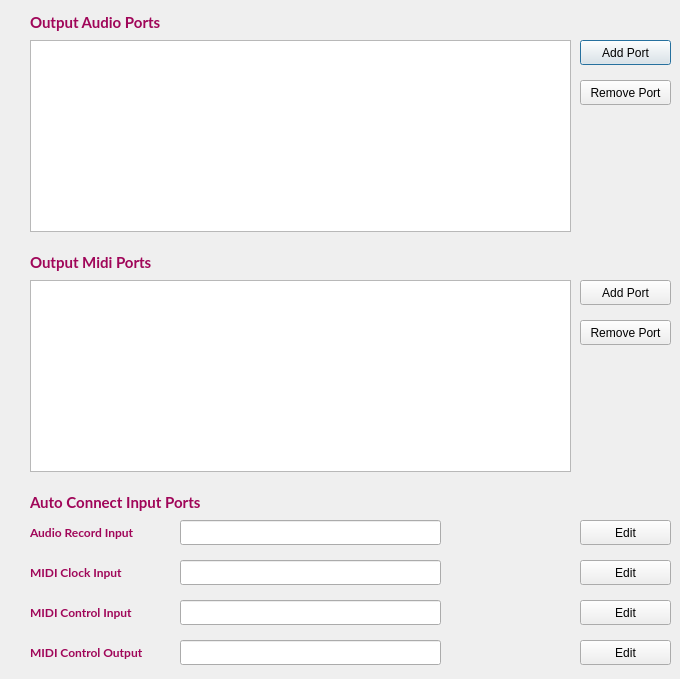
Before: the Qt Designer form superboucle/port_manager_ui.ui in Vampouille/superboucle, drawn with Qt 5.
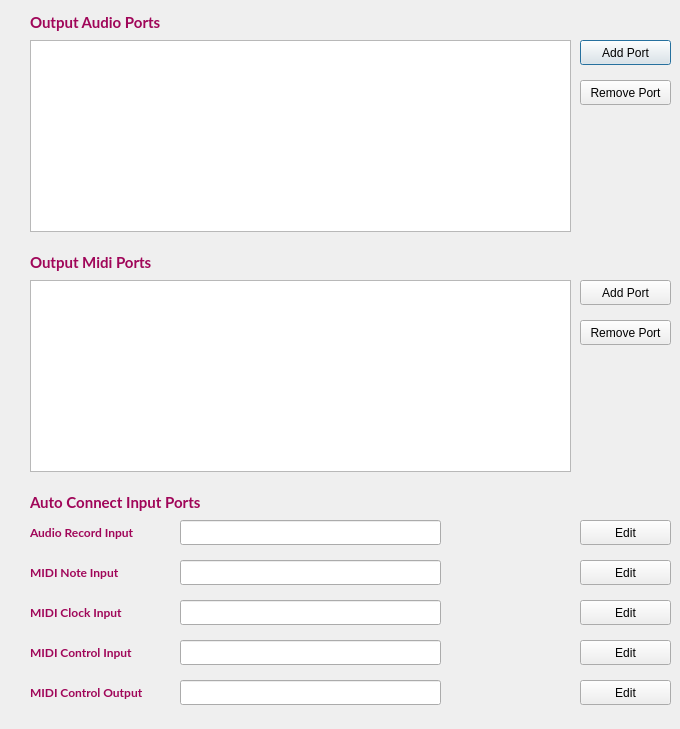
After: the same form once the commit is applied.

Commit message: feat: midi record

```diff
--- a/superboucle/port_manager_ui.ui
+++ b/superboucle/port_manager_ui.ui
@@ -7,7 +7,7 @@
     <x>0</x>
     <y>0</y>
     <width>680</width>
-    <height>679</height>
+    <height>729</height>
    </rect>
   </property>
   <property name="windowTitle">
@@ -173,7 +173,7 @@
    <property name="geometry">
     <rect>
      <x>30</x>
-     <y>600</y>
+     <y>640</y>
      <width>141</width>
      <height>25</height>
     </rect>
@@ -211,7 +211,7 @@
    <property name="geometry">
     <rect>
      <x>30</x>
-     <y>560</y>
+     <y>600</y>
      <width>141</width>
      <height>25</height>
     </rect>
@@ -239,7 +239,7 @@
    <property name="geometry">
     <rect>
      <x>180</x>
-     <y>560</y>
+     <y>600</y>
      <width>261</width>
      <height>25</height>
     </rect>
@@ -277,7 +277,7 @@
    <property name="geometry">
     <rect>
      <x>180</x>
-     <y>600</y>
+     <y>640</y>
      <width>261</width>
      <height>25</height>
     </rect>
@@ -300,7 +300,7 @@
    <property name="geometry">
     <rect>
      <x>580</x>
-     <y>560</y>
+     <y>600</y>
      <width>91</width>
      <height>25</height>
     </rect>
@@ -313,7 +313,7 @@
    <property name="geometry">
     <rect>
      <x>580</x>
-     <y>600</y>
+     <y>640</y>
      <width>91</width>
      <height>25</height>
     </rect>
@@ -326,7 +326,7 @@
    <property name="geometry">
     <rect>
      <x>180</x>
-     <y>640</y>
+     <y>680</y>
      <width>261</width>
      <height>25</height>
     </rect>
@@ -336,7 +336,7 @@
    <property name="geometry">
     <rect>
      <x>30</x>
-     <y>640</y>
+     <y>680</y>
      <width>141</width>
      <height>25</height>
     </rect>
@@ -364,7 +364,7 @@
    <property name="geometry">
     <rect>
      <x>580</x>
-     <y>640</y>
+     <y>680</y>
      <width>91</width>
      <height>25</height>
     </rect>
@@ -405,7 +405,7 @@
    <property name="geometry">
     <rect>
      <x>450</x>
-     <y>560</y>
+     <y>600</y>
      <width>121</width>
      <height>25</height>
     </rect>
@@ -433,7 +433,7 @@
    <property name="geometry">
     <rect>
      <x>450</x>
-     <y>600</y>
+     <y>640</y>
      <width>121</width>
      <height>25</height>
     </rect>
@@ -461,7 +461,86 @@
    <property name="geometry">
     <rect>
      <x>450</x>
-     <y>640</y>
+     <y>680</y>
+     <width>121</width>
+     <height>25</height>
+    </rect>
+   </property>
+   <property name="font">
+    <font>
+     <family>Lato</family>
+     <pointsize>9</pointsize>
+     <weight>75</weight>
+     <bold>true</bold>
+     <kerning>true</kerning>
+    </font>
+   </property>
+   <property name="styleSheet">
+    <string notr="true">color: rgb(160, 6, 89);</string>
+   </property>
+   <property name="text">
+    <string/>
+   </property>
+   <property name="alignment">
+    <set>Qt::AlignLeading|Qt::AlignLeft|Qt::AlignVCenter</set>
+   </property>
+  </widget>
+  <widget class="QLabel" name="label_19">
+   <property name="geometry">
+    <rect>
+     <x>30</x>
+     <y>560</y>
+     <width>141</width>
+     <height>25</height>
+    </rect>
+   </property>
+   <property name="font">
+    <font>
+     <family>Lato</family>
+     <pointsize>9</pointsize>
+     <weight>75</weight>
+     <bold>true</bold>
+     <kerning>true</kerning>
+    </font>
+   </property>
+   <property name="styleSheet">
+    <string notr="true">color: rgb(160, 6, 89);</string>
+   </property>
+   <property name="text">
+    <string>MIDI Note Input</string>
+   </property>
+   <property name="alignment">
+    <set>Qt::AlignLeading|Qt::AlignLeft|Qt::AlignVCenter</set>
+   </property>
+  </widget>
+  <widget class="QLineEdit" name="midiRecord">
+   <property name="geometry">
+    <rect>
+     <x>180</x>
+     <y>560</y>
+     <width>261</width>
+     <height>25</height>
+    </rect>
+   </property>
+  </widget>
+  <widget class="QPushButton" name="editMidiRecord">
+   <property name="geometry">
+    <rect>
+     <x>580</x>
+     <y>560</y>
+     <width>91</width>
+     <height>25</height>
+    </rect>
+   </property>
+   <property name="text">
+    <string>Edit</string>
+   </property>
+  </widget>
+  <widget class="QLabel" name="midiRecordConnections">
+   <property name="geometry">
+    <rect>
+     <x>450</x>
+     <y>560</y>
      <width>121</width>
      <height>25</height>
     </rect>
```
The commit also changes 8 other files.
